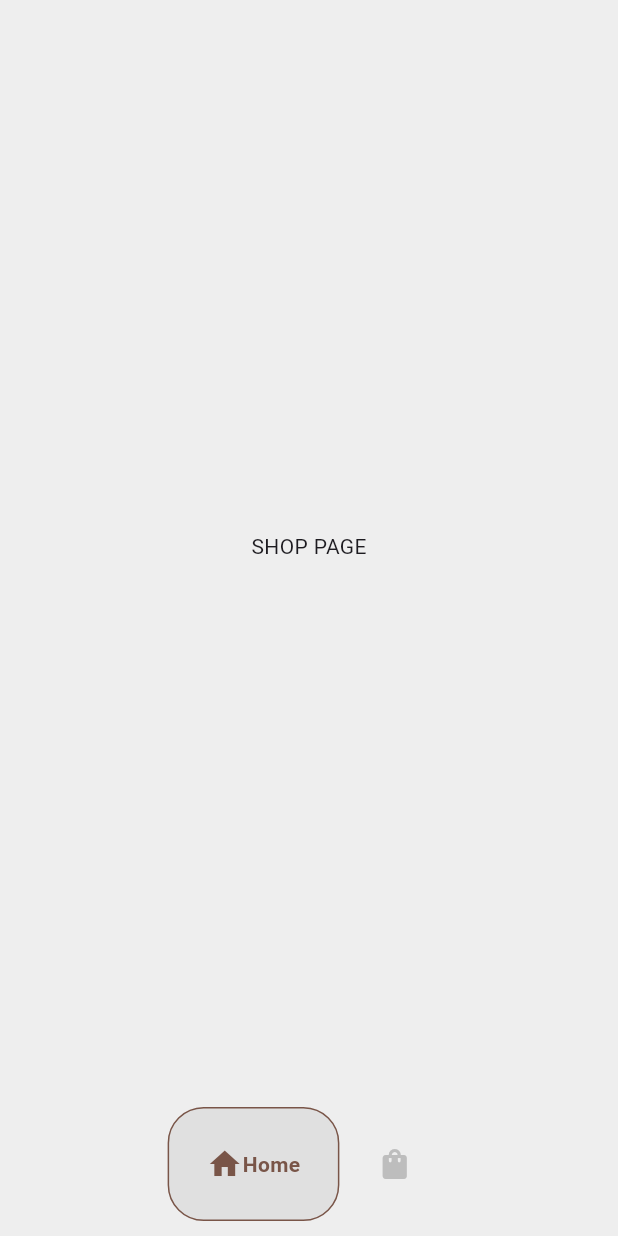
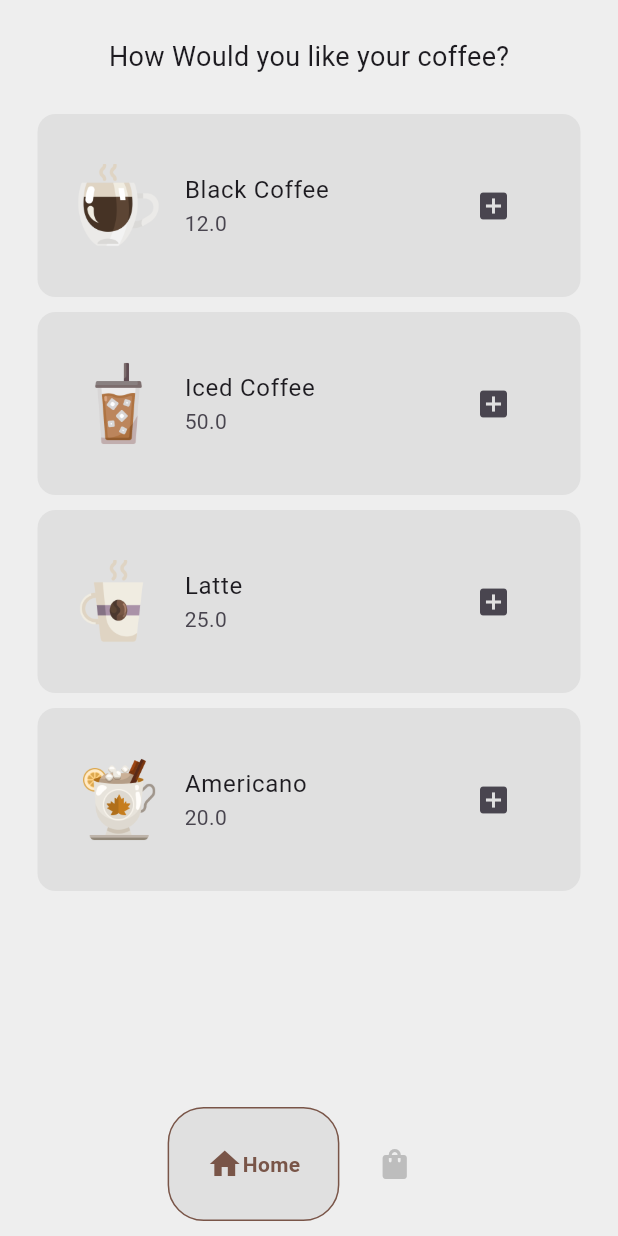
Before and after one commit to Jeffrey-joe-mathews/CoffeeShopApp, a Flutter app: the screen it shows after launch, on a phone screen of 412 x 824 dp. Run offline on Flutter 3.47's test engine with Material 3 defaults, Android fonts, the phone set to English and light mode, and no system bars; drawn by our look-alikes of google_nav_bar.

Commit message:
completed basichome page

```diff
--- /dev/null
+++ b/lib/components/coffee_tile.dart
@@ -0,0 +1,27 @@
+import 'package:flutter/material.dart';
+import 'package:todo_flutter/models/coffee.dart';
+
+class CoffeeTile extends StatelessWidget {
+
+  final Coffee coffee;
+  void Function()? onPressed;
+  CoffeeTile({super.key, required this.coffee, required this.onPressed});
+
+  @override
+  Widget build(BuildContext context) {
+    return Container(
+      decoration: BoxDecoration(
+        color: Colors.grey.shade300,
+        borderRadius: BorderRadius.circular(12),
+      ),
+      margin: const EdgeInsets.only(bottom: 10),
+      padding: EdgeInsets.symmetric(vertical: 25, horizontal: 10),
+      child: ListTile(
+        leading: Image.asset(coffee.imagePath),
+        title: Text(coffee.name),
+        subtitle: Text(coffee.price.toString()),
+        trailing: IconButton(onPressed: onPressed, icon: Icon(Icons.add_box)),
+      ),
+    );
+  }
+}
--- a/lib/main.dart
+++ b/lib/main.dart
@@ -1,4 +1,6 @@
 import 'package:flutter/material.dart';
+import 'package:provider/provider.dart';
+import 'package:todo_flutter/models/coffee_shop.dart';
 import 'package:todo_flutter/pages/home_page.dart';
 
 void main () {
@@ -10,9 +12,12 @@ class MyApp extends StatelessWidget {
 
   @override
   Widget build(BuildContext context) {
-    return const MaterialApp(
-      debugShowCheckedModeBanner: false,
-      home: HomePage(),
+    return ChangeNotifierProvider(
+      create:(context) => CoffeeShop(),
+      builder:(context, child) => const MaterialApp(
+        debugShowCheckedModeBanner: false,
+        home: HomePage(),
+      ),
     );
   }
 }
--- a/lib/models/coffee_shop.dart
+++ b/lib/models/coffee_shop.dart
@@ -1,6 +1,7 @@
+import 'package:flutter/material.dart';
 import 'package:todo_flutter/models/coffee.dart';
 
-class CoffeeShop {
+class CoffeeShop extends ChangeNotifier{
   // coffee data
   final List<Coffee> _data = [
     // black coffee
--- a/lib/pages/shop_page.dart
+++ b/lib/pages/shop_page.dart
@@ -1,4 +1,8 @@
 import 'package:flutter/material.dart';
+import 'package:provider/provider.dart';
+import 'package:todo_flutter/components/coffee_tile.dart';
+import 'package:todo_flutter/models/coffee.dart';
+import 'package:todo_flutter/models/coffee_shop.dart';
 
 class ShopPage extends StatefulWidget {
   const ShopPage({super.key});
@@ -8,10 +12,41 @@ class ShopPage extends StatefulWidget {
 }
 
 class _ShopPageState extends State<ShopPage> {
+
+  void addToCart (Coffee coffee) {
+    Provider.of<CoffeeShop>(context, listen: false).addItem(coffee);
+  }
+
   @override
   Widget build(BuildContext context) {
-    return Center(
-      child: Text("SHOP PAGE"),
+    return Consumer<CoffeeShop>(builder:(context, value, child) => SafeArea(
+      child: Padding(
+        padding: const EdgeInsets.all(25.0),
+        child: Column(
+          children: [
+            Text("How Would you like your coffee?", style: TextStyle(fontSize: 18),),
+
+            const SizedBox(height: 25,),
+
+            //list of coffee to buy
+            Expanded(
+              child: ListView.builder(
+                itemCount: value.coffeeShop.length,
+                itemBuilder: (context, index) {
+                  // get individual coffee
+                  Coffee eachCoffee = value.coffeeShop[index];
+
+                  // create a tile for each coffee
+                  return CoffeeTile(
+                    coffee: eachCoffee,
+                    onPressed:() => addToCart(eachCoffee),
+                  );
+                },)
+            )
+          ],
+        ),
+      )
+    ),
     );
   }
 }
--- a/pubspec.yaml
+++ b/pubspec.yaml
@@ -35,6 +35,7 @@ dependencies:
   # Use with the CupertinoIcons class for iOS style icons.
   cupertino_icons: ^1.0.8
   google_nav_bar: ^5.0.7
+  provider: ^6.1.5
 
 dev_dependencies:
   flutter_test:
```
Also changed, not shown: pubspec.lock.
